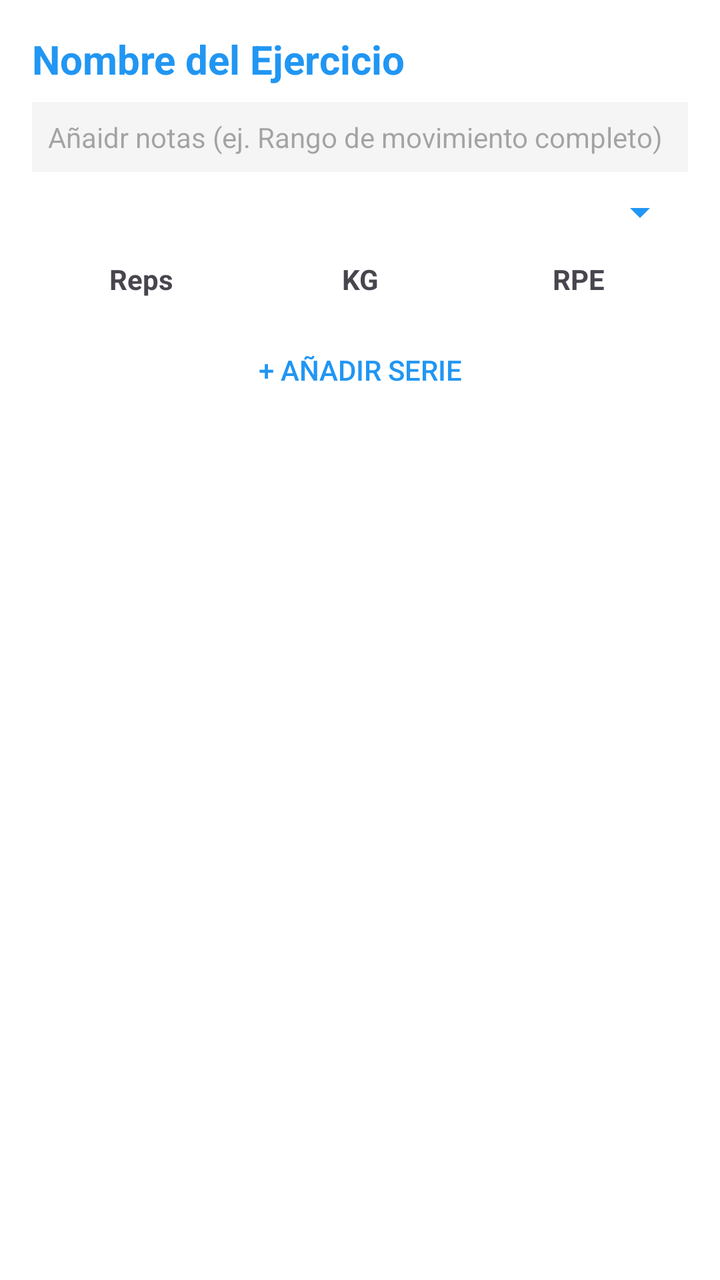
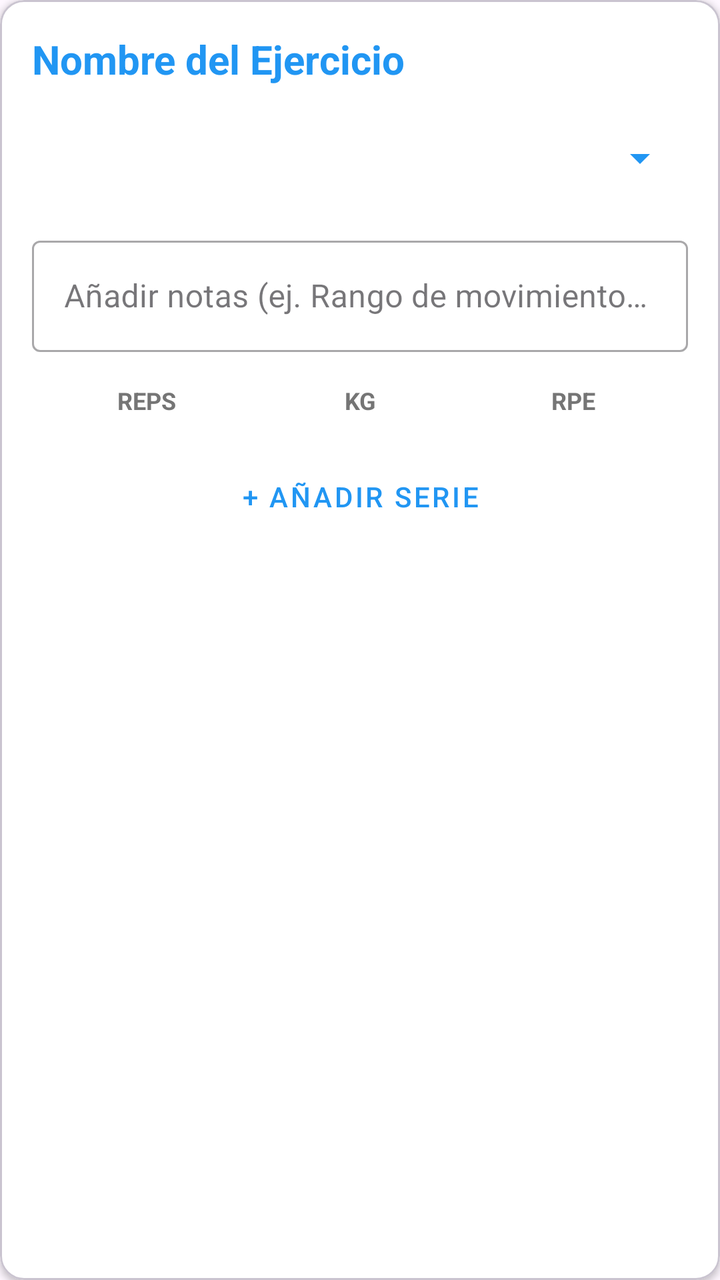

Two renders of the same Android screen: before a commit and after it. Below are the layout's source before the change and the commit's diff.
<!-- AndroidManifest.xml: application theme Theme.Aplicacion -->
<!-- res/layout/item_ejercicio_activo.xml -->
<?xml version="1.0" encoding="utf-8"?>
<LinearLayout xmlns:android="http://schemas.android.com/apk/res/android"
    android:layout_width="match_parent"
    android:layout_height="wrap_content"
    android:orientation="vertical"
    android:padding="16dp"
    android:layout_marginBottom="16dp"
    android:background="#FFFFFF"
    android:elevation="4dp">

    <TextView
        android:id="@+id/tvNombreEjercicioItem"
        android:layout_width="wrap_content"
        android:layout_height="wrap_content"
        android:text="Nombre del Ejercicio"
        android:textSize="20sp"
        android:textStyle="bold"
        android:textColor="#2196F3"
        android:layout_marginBottom="8dp"/>

    <EditText
        android:layout_width="match_parent"
        android:layout_height="wrap_content"
        android:id="@+id/etNotasEjercicio"
        android:hint="Añaidr notas (ej. Rango de movimiento completo)"
        android:textSize="14sp"
        android:inputType="textMultiLine"
        android:layout_marginBottom="8dp"
        android:background="#F5F5F5"
        android:padding="8dp"/>

    <Spinner
        android:layout_width="match_parent"
        android:layout_height="wrap_content"
        android:id="@+id/spinnerEquipamiento"
        android:layout_marginBottom="12dp"
        android:backgroundTint="#2196F3"/>

    <LinearLayout
        android:layout_width="match_parent"
        android:layout_height="wrap_content"
        android:orientation="horizontal"
        android:weightSum="3"
        android:layout_marginBottom="4dp">
        <TextView android:layout_width="0dp" android:layout_height="wrap_content" android:layout_weight="1" android:text="Reps" android:textStyle="bold" android:textAlignment="center"/>
        <TextView android:layout_width="0dp" android:layout_height="wrap_content" android:layout_weight="1" android:text="KG" android:textStyle="bold" android:textAlignment="center"/>
        <TextView android:layout_width="0dp" android:layout_height="wrap_content" android:layout_weight="1" android:text="RPE" android:textStyle="bold" android:textAlignment="center"/>
    </LinearLayout>

    <LinearLayout
        android:id="@+id/llContenedorSeriesDeEsteEjercicio"
        android:layout_width="match_parent"
        android:layout_height="wrap_content"
        android:orientation="vertical"/>

    <Button
        android:id="@+id/btnAgregarSerieItem"
        android:layout_width="match_parent"
        android:layout_height="wrap_content"
        android:text="+ Añadir Serie"
        android:textColor="#2196F3"
        style="?android:attr/borderlessButtonStyle"
        android:layout_marginTop="8dp"/>

</LinearLayout>
<!-- resources referenced by this layout -->
<resources>
  <style name="Theme.Aplicacion" parent="Base.Theme.Aplicacion" />
  <style name="Base.Theme.Aplicacion" parent="Theme.Material3.DayNight.NoActionBar">
          
          
      </style>
</resources>

<!-- the commit's change to res/layout/item_ejercicio_activo.xml (unified diff, before → after) -->
@@ -1,65 +1,86 @@
 <?xml version="1.0" encoding="utf-8"?>
-<LinearLayout xmlns:android="http://schemas.android.com/apk/res/android"
+<com.google.android.material.card.MaterialCardView
+    xmlns:android="http://schemas.android.com/apk/res/android"
+    xmlns:app="http://schemas.android.com/apk/res-auto"
     android:layout_width="match_parent"
     android:layout_height="wrap_content"
-    android:orientation="vertical"
-    android:padding="16dp"
     android:layout_marginBottom="16dp"
-    android:background="#FFFFFF"
-    android:elevation="4dp">
-
-    <TextView
-        android:id="@+id/tvNombreEjercicioItem"
-        android:layout_width="wrap_content"
-        android:layout_height="wrap_content"
-        android:text="Nombre del Ejercicio"
-        android:textSize="20sp"
-        android:textStyle="bold"
-        android:textColor="#2196F3"
-        android:layout_marginBottom="8dp"/>
-
-    <EditText
-        android:layout_width="match_parent"
-        android:layout_height="wrap_content"
-        android:id="@+id/etNotasEjercicio"
-        android:hint="Añaidr notas (ej. Rango de movimiento completo)"
-        android:textSize="14sp"
-        android:inputType="textMultiLine"
-        android:layout_marginBottom="8dp"
-        android:background="#F5F5F5"
-        android:padding="8dp"/>
-
-    <Spinner
-        android:layout_width="match_parent"
-        android:layout_height="wrap_content"
-        android:id="@+id/spinnerEquipamiento"
-        android:layout_marginBottom="12dp"
-        android:backgroundTint="#2196F3"/>
+    app:cardBackgroundColor="#FFFFFF"
+    app:cardCornerRadius="12dp"
+    app:cardElevation="2dp">
 
     <LinearLayout
         android:layout_width="match_parent"
         android:layout_height="wrap_content"
-        android:orientation="horizontal"
-        android:weightSum="3"
-        android:layout_marginBottom="4dp">
-        <TextView android:layout_width="0dp" android:layout_height="wrap_content" android:layout_weight="1" android:text="Reps" android:textStyle="bold" android:textAlignment="center"/>
-        <TextView android:layout_width="0dp" android:layout_height="wrap_content" android:layout_weight="1" android:text="KG" android:textStyle="bold" android:textAlignment="center"/>
-        <TextView android:layout_width="0dp" android:layout_height="wrap_content" android:layout_weight="1" android:text="RPE" android:textStyle="bold" android:textAlignment="center"/>
+        android:orientation="vertical"
+        android:padding="16dp">
+
+        
+        <TextView
+            android:id="@+id/tvNombreEjercicioItem"
+            android:layout_width="match_parent"
+            android:layout_height="wrap_content"
+            android:text="Nombre del Ejercicio"
+            android:textSize="20sp"
+            android:textStyle="bold"
+            android:textColor="#2196F3"
+            android:layout_marginBottom="12dp"/>
+
+        
+        <Spinner
+            android:id="@+id/spinnerEquipamiento"
+            android:layout_width="match_parent"
+            android:layout_height="48dp"
+            android:layout_marginBottom="12dp"
+            android:backgroundTint="#2196F3"/>
+
+        
+        <com.google.android.material.textfield.TextInputLayout
+            style="@style/Widget.MaterialComponents.TextInputLayout.OutlinedBox"
+            android:layout_width="match_parent"
+            android:layout_height="wrap_content"
+            android:hint="Añadir notas (ej. Rango de movimiento completo)"
+            android:layout_marginBottom="16dp">
+
+            <com.google.android.material.textfield.TextInputEditText
+                android:id="@+id/etNotasEjercicio"
+                android:layout_width="match_parent"
+                android:layout_height="wrap_content"
+                android:inputType="textMultiLine"
+                android:minLines="1"
+                android:maxLines="3"/>
+        </com.google.android.material.textfield.TextInputLayout>
+
+        
+        <LinearLayout
+            android:layout_width="match_parent"
+            android:layout_height="wrap_content"
+            android:orientation="horizontal"
+            android:weightSum="3"
+            android:layout_marginBottom="8dp"
+            android:paddingHorizontal="4dp">
+
+            <TextView android:layout_width="0dp" android:layout_height="wrap_content" android:layout_weight="1" android:text="REPS" android:textSize="12sp" android:textColor="#757575" android:textStyle="bold" android:textAlignment="center"/>
+            <TextView android:layout_width="0dp" android:layout_height="wrap_content" android:layout_weight="1" android:text="KG" android:textSize="12sp" android:textColor="#757575" android:textStyle="bold" android:textAlignment="center"/>
+            <TextView android:layout_width="0dp" android:layout_height="wrap_content" android:layout_weight="1" android:text="RPE" android:textSize="12sp" android:textColor="#757575" android:textStyle="bold" android:textAlignment="center"/>
+        </LinearLayout>
+
+        
+        <LinearLayout
+            android:id="@+id/llContenedorSeriesDeEsteEjercicio"
+            android:layout_width="match_parent"
+            android:layout_height="wrap_content"
+            android:orientation="vertical"/>
+
+        
+        <com.google.android.material.button.MaterialButton
+            android:id="@+id/btnAgregarSerieItem"
+            style="@style/Widget.MaterialComponents.Button.TextButton"
+            android:layout_width="match_parent"
+            android:layout_height="wrap_content"
+            android:text="+ Añadir Serie"
+            android:textColor="#2196F3"
+            android:layout_marginTop="8dp"/>
+
     </LinearLayout>
-
-    <LinearLayout
-        android:id="@+id/llContenedorSeriesDeEsteEjercicio"
-        android:layout_width="match_parent"
-        android:layout_height="wrap_content"
-        android:orientation="vertical"/>
-
-    <Button
-        android:id="@+id/btnAgregarSerieItem"
-        android:layout_width="match_parent"
-        android:layout_height="wrap_content"
-        android:text="+ Añadir Serie"
-        android:textColor="#2196F3"
-        style="?android:attr/borderlessButtonStyle"
-        android:layout_marginTop="8dp"/>
-
-</LinearLayout>
+</com.google.android.material.card.MaterialCardView>
